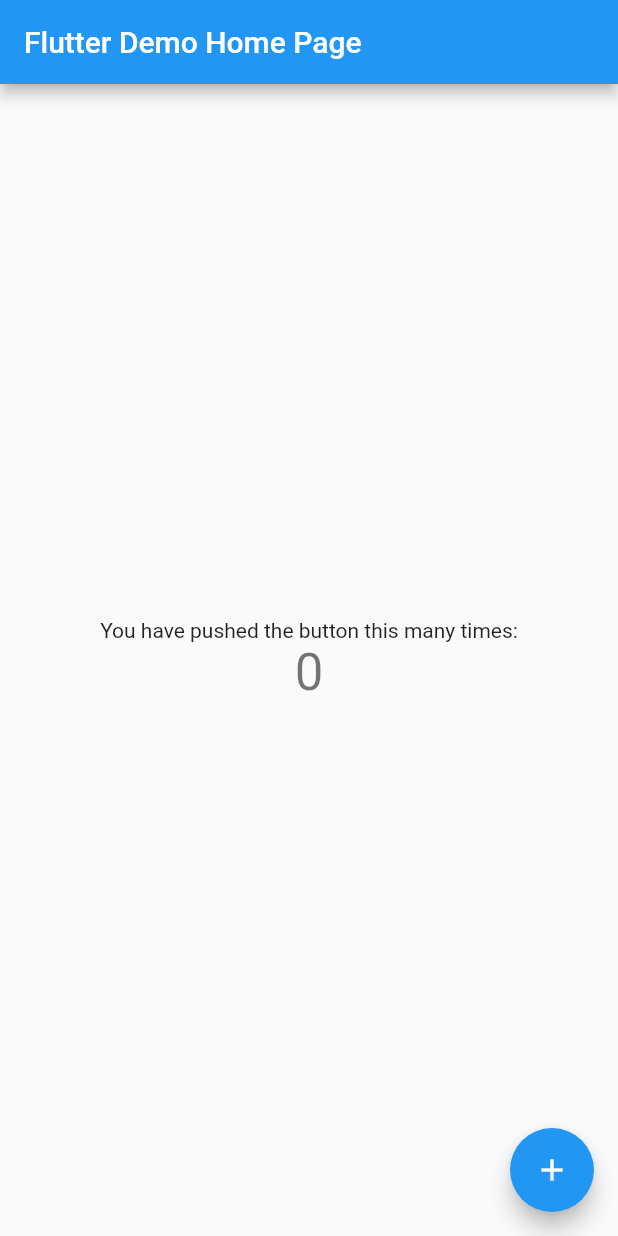
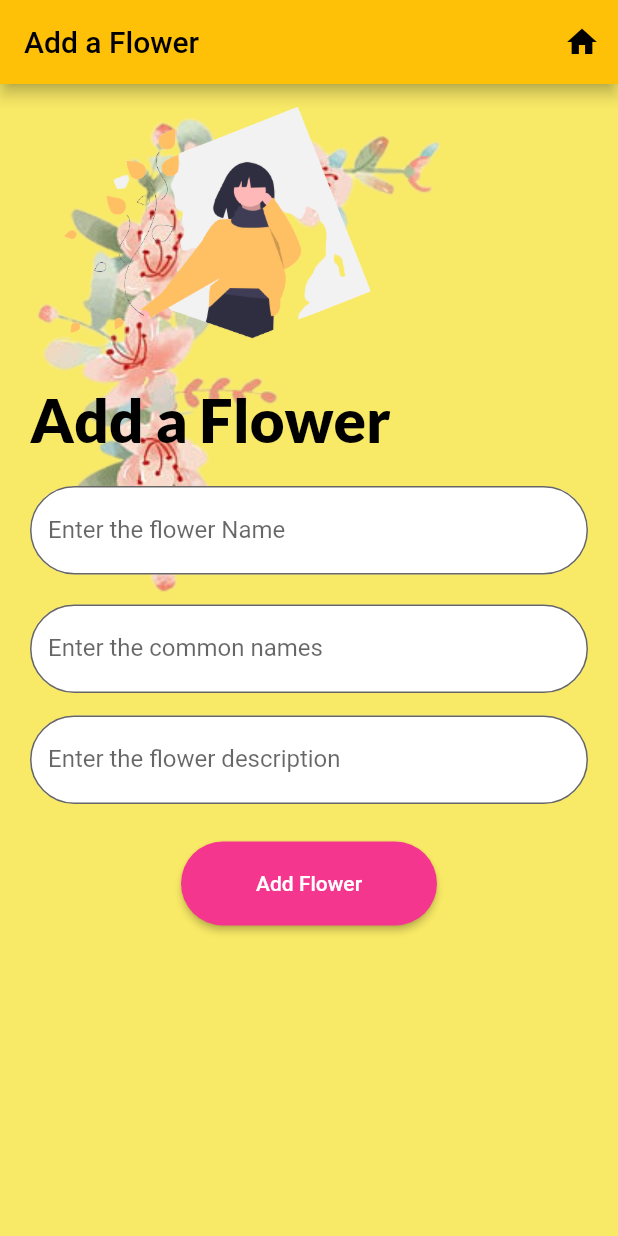
Before and after one commit to vihangamalshan1998/flutter, a Flutter app: the screen it shows after launch, on a phone screen of 412 x 824 dp. Run offline on Flutter 3.47's test engine with Material 2 defaults, Android fonts, the phone set to English and light mode, and no system bars; our stand-ins replace google_fonts.

Commit message:
Added Add Flower Interface

```diff
--- a/frontend_mobile/lib/main.dart
+++ b/frontend_mobile/lib/main.dart
@@ -1,4 +1,6 @@
 import 'package:flutter/material.dart';
+import 'package:frontend_mobile/screens/AddFlower.dart';
+import 'package:provider/provider.dart';
 
 void main() {
   runApp(const MyApp());
@@ -7,109 +9,23 @@
 class MyApp extends StatelessWidget {
   const MyApp({Key? key}) : super(key: key);
 
-  // This widget is the root of your application.
   @override
   Widget build(BuildContext context) {
-    return MaterialApp(
-      title: 'Flutter Demo',
+    return ChangeNotifierProvider(
+      create: (BuildContext context) {  },
+      child: MaterialApp(
+     title: 'My Store',
+      debugShowCheckedModeBanner: false,
       theme: ThemeData(
-        // This is the theme of your application.
-        //
-        // Try running your application with "flutter run". You'll see the
-        // application has a blue toolbar. Then, without quitting the app, try
-        // changing the primarySwatch below to Colors.green and then invoke
-        // "hot reload" (press "r" in the console where you ran "flutter run",
-        // or simply save your changes to "hot reload" in a Flutter IDE).
-        // Notice that the counter didn't reset back to zero; the application
-        // is not restarted.
-        primarySwatch: Colors.blue,
+        primarySwatch: Colors.amber,
       ),
-      home: const MyHomePage(title: 'Flutter Demo Home Page'),
+      initialRoute: AddFlower.routeName,
+      routes: {
+        AddFlower.routeName:(context) => const AddFlower(),
+
+      },
+      ),
     );
+
   }
 }
-
-class MyHomePage extends StatefulWidget {
-  const MyHomePage({Key? key, required this.title}) : super(key: key);
-
-  // This widget is the home page of your application. It is stateful, meaning
-  // that it has a State object (defined below) that contains fields that affect
-  // how it looks.
-
-  // This class is the configuration for the state. It holds the values (in this
-  // case the title) provided by the parent (in this case the App widget) and
-  // used by the build method of the State. Fields in a Widget subclass are
-  // always marked "final".
-
-  final String title;
-
-  @override
-  State<MyHomePage> createState() => _MyHomePageState();
-}
-
-class _MyHomePageState extends State<MyHomePage> {
-  int _counter = 0;
-
-  void _incrementCounter() {
-    setState(() {
-      // This call to setState tells the Flutter framework that something has
-      // changed in this State, which causes it to rerun the build method below
-      // so that the display can reflect the updated values. If we changed
-      // _counter without calling setState(), then the build method would not be
-      // called again, and so nothing would appear to happen.
-      _counter++;
-    });
-  }
-
-  @override
-  Widget build(BuildContext context) {
-    // This method is rerun every time setState is called, for instance as done
-    // by the _incrementCounter method above.
-    //
-    // The Flutter framework has been optimized to make rerunning build methods
-    // fast, so that you can just rebuild anything that needs updating rather
-    // than having to individually change instances of widgets.
-    return Scaffold(
-      appBar: AppBar(
-        // Here we take the value from the MyHomePage object that was created by
-        // the App.build method, and use it to set our appbar title.
-        title: Text(widget.title),
-      ),
-      body: Center(
-        // Center is a layout widget. It takes a single child and positions it
-        // in the middle of the parent.
-        child: Column(
-          // Column is also a layout widget. It takes a list of children and
-          // arranges them vertically. By default, it sizes itself to fit its
-          // children horizontally, and tries to be as tall as its parent.
-          //
-          // Invoke "debug painting" (press "p" in the console, choose the
-          // "Toggle Debug Paint" action from the Flutter Inspector in Android
-          // Studio, or the "Toggle Debug Paint" command in Visual Studio Code)
-          // to see the wireframe for each widget.
-          //
-          // Column has various properties to control how it sizes itself and
-          // how it positions its children. Here we use mainAxisAlignment to
-          // center the children vertically; the main axis here is the vertical
-          // axis because Columns are vertical (the cross axis would be
-          // horizontal).
-          mainAxisAlignment: MainAxisAlignment.center,
-          children: <Widget>[
-            const Text(
-              'You have pushed the button this many times:',
-            ),
-            Text(
-              '$_counter',
-              style: Theme.of(context).textTheme.headline4,
-            ),
-          ],
-        ),
-      ),
-      floatingActionButton: FloatingActionButton(
-        onPressed: _incrementCounter,
-        tooltip: 'Increment',
-        child: const Icon(Icons.add),
-      ), // This trailing comma makes auto-formatting nicer for build methods.
-    );
-  }
-}
--- /dev/null
+++ b/frontend_mobile/lib/screens/AddFlower.dart
@@ -0,0 +1,167 @@
+import 'package:flutter/material.dart';
+import 'package:google_fonts/google_fonts.dart';
+
+class AddFlower extends StatelessWidget {
+  static const String routeName='/';
+  const AddFlower({ Key? key }) : super(key: key);
+
+  @override
+  Widget build(BuildContext context) {
+    const appTitle = 'Add a Flower';
+    return MaterialApp(
+      title: appTitle,
+      debugShowCheckedModeBanner: false,
+      theme: ThemeData(
+        primarySwatch: Colors.amber,
+      ),
+      home: Scaffold(
+        appBar: AppBar(
+          title: const Text(appTitle),
+          actions: [
+          IconButton(
+            onPressed: (){
+              // Navigator.of(context).pushNamed(DataTile.routeName);
+            },
+            icon: const Icon(
+              Icons.home,
+              ),
+          ),
+        ],
+        ),
+        body: const MyCustomForm(),
+      ),
+    );
+  }
+}
+// Create a Form widget.
+class MyCustomForm extends StatefulWidget {
+  const MyCustomForm({Key? key}) : super(key: key);
+
+  @override
+  MyCustomFormState createState() {
+    return MyCustomFormState();
+  }
+}
+// Create a corresponding State class. This class holds data related to the form.
+class MyCustomFormState extends State<MyCustomForm> {
+  // Create a global key that uniquely identifies the Form widget
+  // and allows validation of the form.
+
+  @override
+  Widget build(BuildContext context) {
+    var size = MediaQuery.of(context)
+        .size; //this gonna give us total height and with of our device
+    return Scaffold(
+      body: Stack(
+
+        children: <Widget>[
+          Container(
+            // Here the height of the container is 45% of our total height
+            height: size.height,
+            decoration: const BoxDecoration(
+              color: Color.fromARGB(172, 247, 225, 30),
+              image: DecorationImage(
+                alignment: Alignment.topLeft,
+                image: AssetImage("assets/images/x.png"),
+              ),
+            ),
+          ),
+          SafeArea(
+            child: Padding(
+              padding: const EdgeInsets.symmetric(horizontal: 20),
+              child: Column(
+                crossAxisAlignment: CrossAxisAlignment.start,
+                children: <Widget>[
+                  const Image(
+                    image: AssetImage("assets/images/mal.png"),
+                    alignment: Alignment.topRight,
+                    height: 200,
+                    width: 250,
+                  ),
+
+                   Text(
+                    "Add a Flower",
+                    style: GoogleFonts.lato(
+                      color: Colors.black,
+                      fontSize: 40,
+                      fontWeight: FontWeight.w900,
+                    )
+
+                  ),
+                 Container(
+                    padding: const EdgeInsets.only(left: 150.0, top: 20.0),
+                  ),
+                  TextFormField(
+                    decoration: InputDecoration(
+                       border: OutlineInputBorder(
+                        borderRadius: BorderRadius.circular(50),
+                    ),
+                    fillColor: Colors.white,
+                    filled: true,
+                    hintText: 'Enter the flower Name',
+                    labelText: 'Enter the flower Name',
+                    ),
+                  ),
+
+                  Container(
+                    padding: const EdgeInsets.only(left: 150.0, top: 20.0),
+                  ),
+
+                  TextFormField(
+                    decoration: InputDecoration(
+                       border: OutlineInputBorder(
+                        borderRadius: BorderRadius.circular(50),
+                    ),
+                    fillColor: Colors.white,
+                    filled: true,
+                    hintText: 'Enter the common names',
+                    labelText: 'Enter the common names',
+                    ),
+                  ),
+
+                  Container(
+                    padding: const EdgeInsets.only(left: 150.0, top: 15.0),
+                  ),
+
+                   TextFormField(
+                    decoration: InputDecoration(
+                       border: OutlineInputBorder(
+                        borderRadius: BorderRadius.circular(50),
+                    ),
+                    fillColor: Colors.white,
+                    filled: true,
+                    hintText: 'Enter the flower description',
+                    labelText: 'Enter the flower description',
+                    ),
+                  ),
+                  Container(
+                    padding: const EdgeInsets.only(left: 150.0, top: 15.0),
+                  ),
+                  Container(
+                  margin: const EdgeInsets.all(10),
+                  alignment: Alignment.center,
+                  child: ElevatedButton(
+                      child: const Text("Add Flower"),
+                      onPressed: (){},
+                      style: ElevatedButton.styleFrom(
+                        primary: const Color.fromARGB(255, 244, 54, 143),
+                        onPrimary: Colors.white,
+                        shape: RoundedRectangleBorder(
+                          borderRadius: BorderRadius.circular(32.0),
+                        ),
+                        padding: const EdgeInsets.symmetric(vertical: 20.0,horizontal: 50.0)
+                      ),
+                    )
+                   ),
+
+               ],
+              ),
+            ),
+          )
+
+        ],
+      ),
+
+    );
+  }
+}
```
Also changed, not shown: frontend_mobile/pubspec.yaml (+8 -64 lines), frontend_mobile/assets/images/back.jpg (added), frontend_mobile/assets/images/back2.png (added), frontend_mobile/assets/images/check.jpg (added), frontend_mobile/assets/images/flower.jpg (added), frontend_mobile/assets/images/login_bottom.png (added), frontend_mobile/assets/images/main_bottom.png (added), frontend_mobile/assets/images/main_top.png (added), frontend_mobile/assets/images/mal.png (added), frontend_mobile/assets/images/signup_top.png (added), frontend_mobile/assets/images/test.jpg (added), frontend_mobile/assets/images/x.jpg (added), frontend_mobile/assets/images/x.png (added), frontend_mobile/pubspec.lock.
